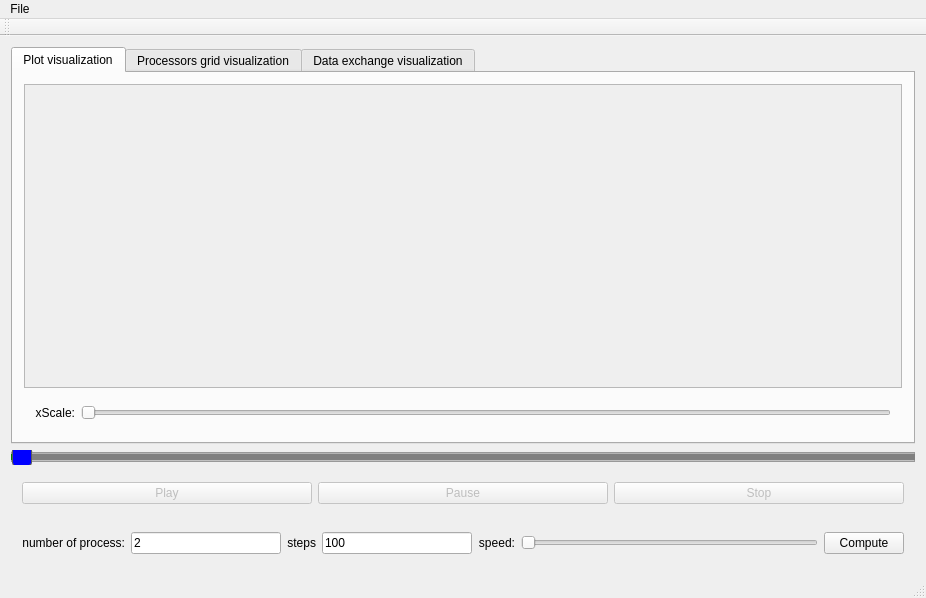
Old version of the form visualizer/mainwindow.ui in the repository Justice01/bnb-visualizer.
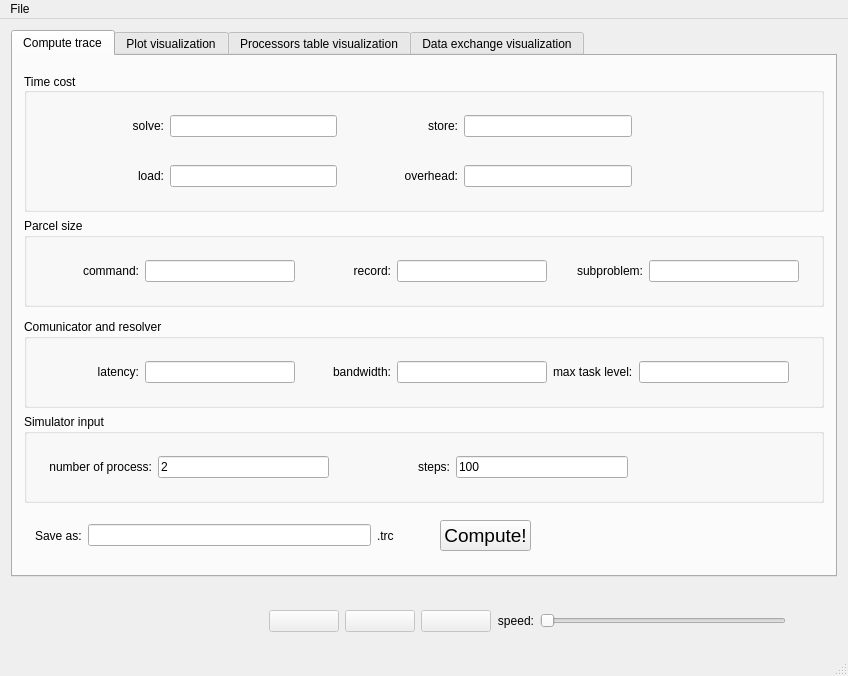
New version of the form. Icons and pictures are not drawn.

Commit message: added settings tab, compute tab, pictures on buttons and finished exchange tab

Diff of the .ui file:
```diff
--- a/visualizer/mainwindow.ui
+++ b/visualizer/mainwindow.ui
@@ -6,8 +6,8 @@
    <rect>
     <x>0</x>
     <y>0</y>
-    <width>926</width>
-    <height>598</height>
+    <width>824</width>
+    <height>661</height>
    </rect>
   </property>
   <property name="windowTitle">
@@ -22,6 +22,628 @@
         <property name="currentIndex">
          <number>0</number>
         </property>
+        <widget class="QWidget" name="ComputeTab">
+         <attribute name="title">
+          <string>Compute trace</string>
+         </attribute>
+         <layout class="QVBoxLayout" name="verticalLayout_2">
+          <item>
+           <widget class="QWidget" name="widget_3" native="true"/>
+          </item>
+          <item>
+           <widget class="QGroupBox" name="groupBox">
+            <property name="title">
+             <string>Time cost</string>
+            </property>
+            <property name="alignment">
+             <set>Qt::AlignLeading|Qt::AlignLeft|Qt::AlignVCenter</set>
+            </property>
+            <property name="checkable">
+             <bool>false</bool>
+            </property>
+            <layout class="QVBoxLayout" name="verticalLayout_3">
+             <item>
+              <widget class="QWidget" name="widget_6" native="true">
+               <layout class="QHBoxLayout" name="horizontalLayout_6">
+                <item>
+                 <widget class="QLabel" name="label_5">
+                  <property name="minimumSize">
+                   <size>
+                    <width>115</width>
+                    <height>0</height>
+                   </size>
+                  </property>
+                  <property name="text">
+                   <string>solve:</string>
+                  </property>
+                  <property name="alignment">
+                   <set>Qt::AlignRight|Qt::AlignTrailing|Qt::AlignVCenter</set>
+                  </property>
+                 </widget>
+                </item>
+                <item>
+                 <widget class="QLineEdit" name="solveEdit">
+                  <property name="minimumSize">
+                   <size>
+                    <width>150</width>
+                    <height>0</height>
+                   </size>
+                  </property>
+                  <property name="maximumSize">
+                   <size>
+                    <width>16777215</width>
+                    <height>16777215</height>
+                   </size>
+                  </property>
+                 </widget>
+                </item>
+                <item>
+                 <widget class="QLabel" name="label_6">
+                  <property name="minimumSize">
+                   <size>
+                    <width>115</width>
+                    <height>0</height>
+                   </size>
+                  </property>
+                  <property name="text">
+                   <string>store:</string>
+                  </property>
+                  <property name="alignment">
+                   <set>Qt::AlignRight|Qt::AlignTrailing|Qt::AlignVCenter</set>
+                  </property>
+                 </widget>
+                </item>
+                <item>
+                 <widget class="QLineEdit" name="storeEdit">
+                  <property name="minimumSize">
+                   <size>
+                    <width>150</width>
+                    <height>0</height>
+                   </size>
+                  </property>
+                  <property name="maximumSize">
+                   <size>
+                    <width>16777215</width>
+                    <height>16777215</height>
+                   </size>
+                  </property>
+                 </widget>
+                </item>
+                <item>
+                 <spacer name="horizontalSpacer_8">
+                  <property name="orientation">
+                   <enum>Qt::Horizontal</enum>
+                  </property>
+                  <property name="sizeType">
+                   <enum>QSizePolicy::MinimumExpanding</enum>
+                  </property>
+                  <property name="sizeHint" stdset="0">
+                   <size>
+                    <width>40</width>
+                    <height>20</height>
+                   </size>
+                  </property>
+                 </spacer>
+                </item>
+               </layout>
+              </widget>
+             </item>
+             <item>
+              <widget class="QWidget" name="widget_7" native="true">
+               <layout class="QHBoxLayout" name="horizontalLayout_7">
+                <item>
+                 <widget class="QLabel" name="label_7">
+                  <property name="minimumSize">
+                   <size>
+                    <width>115</width>
+                    <height>0</height>
+                   </size>
+                  </property>
+                  <property name="text">
+                   <string>load:</string>
+                  </property>
+                  <property name="alignment">
+                   <set>Qt::AlignRight|Qt::AlignTrailing|Qt::AlignVCenter</set>
+                  </property>
+                 </widget>
+                </item>
+                <item>
+                 <widget class="QLineEdit" name="loadEdit">
+                  <property name="minimumSize">
+                   <size>
+                    <width>150</width>
+                    <height>0</height>
+                   </size>
+                  </property>
+                  <property name="maximumSize">
+                   <size>
+                    <width>16777215</width>
+                    <height>16777215</height>
+                   </size>
+                  </property>
+                 </widget>
+                </item>
+                <item>
+                 <widget class="QLabel" name="label_8">
+                  <property name="minimumSize">
+                   <size>
+                    <width>115</width>
+                    <height>0</height>
+                   </size>
+                  </property>
+                  <property name="text">
+                   <string>overhead:</string>
+                  </property>
+                  <property name="alignment">
+                   <set>Qt::AlignRight|Qt::AlignTrailing|Qt::AlignVCenter</set>
+                  </property>
+                 </widget>
+                </item>
+                <item>
+                 <widget class="QLineEdit" name="overheadEdit">
+                  <property name="minimumSize">
+                   <size>
+                    <width>150</width>
+                    <height>0</height>
+                   </size>
+                  </property>
+                  <property name="maximumSize">
+                   <size>
+                    <width>16777215</width>
+                    <height>16777215</height>
+                   </size>
+                  </property>
+                 </widget>
+                </item>
+                <item>
+                 <spacer name="horizontalSpacer_10">
+                  <property name="orientation">
+                   <enum>Qt::Horizontal</enum>
+                  </property>
+                  <property name="sizeType">
+                   <enum>QSizePolicy::MinimumExpanding</enum>
+                  </property>
+                  <property name="sizeHint" stdset="0">
+                   <size>
+                    <width>40</width>
+                    <height>20</height>
+                   </size>
+                  </property>
+                 </spacer>
+                </item>
+               </layout>
+              </widget>
+             </item>
+            </layout>
+           </widget>
+          </item>
+          <item>
+           <widget class="QGroupBox" name="groupBox_2">
+            <property name="title">
+             <string>Parcel size</string>
+            </property>
+            <layout class="QVBoxLayout" name="verticalLayout_5">
+             <item>
+              <widget class="QWidget" name="widget_8" native="true">
+               <layout class="QHBoxLayout" name="horizontalLayout_8">
+                <item>
+                 <widget class="QLabel" name="label_9">
+                  <property name="minimumSize">
+                   <size>
+                    <width>90</width>
+                    <height>0</height>
+                   </size>
+                  </property>
+                  <property name="text">
+                   <string>command:</string>
+                  </property>
+                  <property name="alignment">
+                   <set>Qt::AlignRight|Qt::AlignTrailing|Qt::AlignVCenter</set>
+                  </property>
+                 </widget>
+                </item>
+                <item>
+                 <widget class="QLineEdit" name="commandEdit">
+                  <property name="minimumSize">
+                   <size>
+                    <width>150</width>
+                    <height>0</height>
+                   </size>
+                  </property>
+                  <property name="maximumSize">
+                   <size>
+                    <width>16777215</width>
+                    <height>16777215</height>
+                   </size>
+                  </property>
+                 </widget>
+                </item>
+                <item>
+                 <widget class="QLabel" name="label_10">
+                  <property name="minimumSize">
+                   <size>
+                    <width>90</width>
+                    <height>0</height>
+                   </size>
+                  </property>
+                  <property name="text">
+                   <string>record:</string>
+                  </property>
+                  <property name="alignment">
+                   <set>Qt::AlignRight|Qt::AlignTrailing|Qt::AlignVCenter</set>
+                  </property>
+                 </widget>
+                </item>
+                <item>
+                 <widget class="QLineEdit" name="recordEdit">
+                  <property name="minimumSize">
+                   <size>
+                    <width>150</width>
+                    <height>0</height>
+                   </size>
+                  </property>
+                  <property name="maximumSize">
+                   <size>
+                    <width>16777215</width>
+                    <height>16777215</height>
+                   </size>
+                  </property>
+                 </widget>
+                </item>
+                <item>
+                 <widget class="QLabel" name="label_11">
+                  <property name="minimumSize">
+                   <size>
+                    <width>90</width>
+                    <height>0</height>
+                   </size>
+                  </property>
+                  <property name="text">
+                   <string>subproblem:</string>
+                  </property>
+                  <property name="alignment">
+                   <set>Qt::AlignRight|Qt::AlignTrailing|Qt::AlignVCenter</set>
+                  </property>
+                 </widget>
+                </item>
+                <item>
+                 <widget class="QLineEdit" name="subproblemEdit">
+                  <property name="minimumSize">
+                   <size>
+                    <width>150</width>
+                    <height>0</height>
+                   </size>
+                  </property>
+                  <property name="maximumSize">
+                   <size>
+                    <width>16777215</width>
+                    <height>16777215</height>
+                   </size>
+                  </property>
+                 </widget>
+                </item>
+                <item>
+                 <spacer name="horizontalSpacer_12">
+                  <property name="orientation">
+                   <enum>Qt::Horizontal</enum>
+                  </property>
+                  <property name="sizeHint" stdset="0">
+                   <size>
+                    <width>40</width>
+                    <height>20</height>
+                   </size>
+                  </property>
+                 </spacer>
+                </item>
+               </layout>
+              </widget>
+             </item>
+            </layout>
+           </widget>
+          </item>
+          <item>
+           <widget class="QWidget" name="widget_10" native="true">
+            <zorder>groupBox_4</zorder>
+           </widget>
+          </item>
+          <item>
+           <widget class="QGroupBox" name="groupBox_4">
+            <property name="title">
+             <string>Comunicator and resolver</string>
+            </property>
+            <layout class="QVBoxLayout" name="verticalLayout_8">
+             <item>
+              <widget class="QWidget" name="widget_9" native="true">
+               <layout class="QHBoxLayout" name="horizontalLayout_9">
+                <item>
+                 <widget class="QLabel" name="label_12">
+                  <property name="minimumSize">
+                   <size>
+                    <width>90</width>
+                    <height>0</height>
+                   </size>
+                  </property>
+                  <property name="text">
+                   <string>latency:</string>
+                  </property>
+                  <property name="alignment">
+                   <set>Qt::AlignRight|Qt::AlignTrailing|Qt::AlignVCenter</set>
+                  </property>
+                 </widget>
+                </item>
+                <item>
+                 <widget class="QLineEdit" name="lineEdit_4">
+                  <property name="minimumSize">
+                   <size>
+                    <width>150</width>
+                    <height>0</height>
+                   </size>
+                  </property>
+                  <property name="maximumSize">
+                   <size>
+                    <width>16777215</width>
+                    <height>16777215</height>
+                   </size>
+                  </property>
+                 </widget>
+                </item>
+                <item>
+                 <widget class="QLabel" name="label_13">
+                  <property name="minimumSize">
+                   <size>
+                    <width>90</width>
+                    <height>0</height>
+                   </size>
+                  </property>
+                  <property name="text">
+                   <string>bandwidth:</string>
+                  </property>
+                  <property name="alignment">
+                   <set>Qt::AlignRight|Qt::AlignTrailing|Qt::AlignVCenter</set>
+                  </property>
+                 </widget>
+                </item>
+                <item>
+                 <widget class="QLineEdit" name="lineEdit_5">
+                  <property name="minimumSize">
+                   <size>
+                    <width>150</width>
+                    <height>0</height>
+                   </size>
+                  </property>
+                  <property name="maximumSize">
+                   <size>
+                    <width>16777215</width>
+                    <height>16777215</height>
+                   </size>
+                  </property>
+                 </widget>
+                </item>
+                <item>
+                 <widget class="QLabel" name="label_14">
+                  <property name="text">
+                   <string>max task level:</string>
+                  </property>
+                 </widget>
+                </item>
+                <item>
+                 <widget class="QLineEdit" name="lineEdit_6">
+                  <property name="minimumSize">
+                   <size>
+                    <width>150</width>
+                    <height>0</height>
+                   </size>
+                  </property>
+                  <property name="maximumSize">
+                   <size>
+                    <width>16777215</width>
+                    <height>16777215</height>
+                   </size>
+                  </property>
+                 </widget>
+                </item>
+                <item>
+                 <spacer name="horizontalSpacer_14">
+                  <property name="orientation">
+                   <enum>Qt::Horizontal</enum>
+                  </property>
+                  <property name="sizeHint" stdset="0">
+                   <size>
+                    <width>40</width>
+                    <height>20</height>
+                   </size>
+                  </property>
+                 </spacer>
+                </item>
+               </layout>
+              </widget>
+             </item>
+            </layout>
+           </widget>
+          </item>
+          <item>
+           <widget class="QGroupBox" name="groupBox_3">
+            <property name="title">
+             <string>Simulator input</string>
+            </property>
+            <layout class="QVBoxLayout" name="verticalLayout_7">
+             <item>
+              <widget class="QWidget" name="controlWidget" native="true">
+               <layout class="QHBoxLayout" name="horizontalLayout_3">
+                <item>
+                 <widget class="QLabel" name="label">
+                  <property name="layoutDirection">
+                   <enum>Qt::LeftToRight</enum>
+                  </property>
+                  <property name="text">
+                   <string>number of process:</string>
+                  </property>
+                  <property name="alignment">
+                   <set>Qt::AlignRight|Qt::AlignTrailing|Qt::AlignVCenter</set>
+                  </property>
+                 </widget>
+                </item>
+                <item>
+                 <widget class="QLineEdit" name="ProcNumEdit">
+                  <property name="minimumSize">
+                   <size>
+                    <width>150</width>
+                    <height>0</height>
+                   </size>
+                  </property>
+                  <property name="maximumSize">
+                   <size>
+                    <width>16777215</width>
+                    <height>16777215</height>
+                   </size>
+                  </property>
+                  <property name="inputMask">
+                   <string/>
+                  </property>
+                  <property name="text">
+                   <string>2</string>
+                  </property>
+                 </widget>
+                </item>
+                <item>
+                 <widget class="QLabel" name="label_3">
+                  <property name="minimumSize">
+                   <size>
+                    <width>115</width>
+                    <height>0</height>
+                   </size>
+                  </property>
+                  <property name="text">
+                   <string>steps:</string>
+                  </property>
+                  <property name="alignment">
+                   <set>Qt::AlignRight|Qt::AlignTrailing|Qt::AlignVCenter</set>
+                  </property>
+                 </widget>
+                </item>
+                <item>
+                 <widget class="QLineEdit" name="StepsEdit">
+                  <property name="minimumSize">
+                   <size>
+                    <width>150</width>
+                    <height>0</height>
+                   </size>
+                  </property>
+                  <property name="maximumSize">
+                   <size>
+                    <width>16777215</width>
+                    <height>16777215</height>
+                   </size>
+                  </property>
+                  <property name="text">
+                   <string>100</string>
+                  </property>
+                 </widget>
+                </item>
+                <item>
+                 <spacer name="horizontalSpacer_6">
+                  <property name="orientation">
+                   <enum>Qt::Horizontal</enum>
+                  </property>
+                  <property name="sizeType">
+                   <enum>QSizePolicy::MinimumExpanding</enum>
+                  </property>
+                  <property name="sizeHint" stdset="0">
+                   <size>
+                    <width>40</width>
+                    <height>20</height>
+                   </size>
+                  </property>
+                 </spacer>
+                </item>
+               </layout>
+              </widget>
+             </item>
+            </layout>
+           </widget>
+          </item>
+          <item>
+           <widget class="QWidget" name="widget_5" native="true">
+            <layout class="QHBoxLayout" name="horizontalLayout_5">
+             <item>
+              <widget class="QLabel" name="label_15">
+               <property name="text">
+                <string>Save as:</string>
+               </property>
+              </widget>
+             </item>
+             <item>
+              <widget class="QLineEdit" name="lineEdit"/>
+             </item>
+             <item>
+              <widget class="QLabel" name="label_16">
+               <property name="text">
+                <string>.trc</string>
+               </property>
+              </widget>
+             </item>
+             <item>
+              <spacer name="horizontalSpacer_15">
+               <property name="orientation">
+                <enum>Qt::Horizontal</enum>
+               </property>
+               <property name="sizeType">
+                <enum>QSizePolicy::Minimum</enum>
+               </property>
+               <property name="sizeHint" stdset="0">
+                <size>
+                 <width>40</width>
+                 <height>20</height>
+                </size>
+               </property>
+              </spacer>
+             </item>
+             <item>
+              <widget class="QPushButton" name="ComputeButton">
+               <property name="font">
+                <font>
+                 <pointsize>14</pointsize>
+                </font>
+               </property>
+               <property name="text">
+                <string>Compute!</string>
+               </property>
+              </widget>
+             </item>
+             <item>
+              <spacer name="horizontalSpacer_4">
+               <property name="orientation">
+                <enum>Qt::Horizontal</enum>
+               </property>
+               <property name="sizeType">
+                <enum>QSizePolicy::Expanding</enum>
+               </property>
+               <property name="sizeHint" stdset="0">
+                <size>
+                 <width>40</width>
+                 <height>20</height>
+                </size>
+               </property>
+              </spacer>
+             </item>
+            </layout>
+           </widget>
+          </item>
+          <item>
+           <spacer name="verticalSpacer">
+            <property name="orientation">
+             <enum>Qt::Vertical</enum>
+            </property>
+            <property name="sizeHint" stdset="0">
+             <size>
+              <width>20</width>
+              <height>40</height>
+             </size>
+            </property>
+           </spacer>
+          </item>
+         </layout>
+        </widget>
         <widget class="QWidget" name="PlotTab">
          <attribute name="title">
           <string>Plot visualization</string>
@@ -37,8 +659,8 @@
               <rect>
                <x>0</x>
                <y>0</y>
-               <width>882</width>
-               <height>295</height>
+               <width>780</width>
+               <height>423</height>
               </rect>
              </property>
              <layout class="QGridLayout" name="gridLayout">
@@ -79,7 +701,7 @@
         </widget>
         <widget class="QWidget" name="GridProcTab">
          <attribute name="title">
-          <string>Processors grid visualization</string>
+          <string>Processors table visualization</string>
          </attribute>
          <layout class="QVBoxLayout" name="verticalLayout_6">
           <item>
@@ -100,12 +722,21 @@
        </widget>
       </item>
       <item>
-       <widget class="QSlider" name="horizontalSlider">
-        <property name="enabled">
-         <bool>false</bool>
+       <widget class="QWidget" name="widget_2" native="true">
+        <property name="minimumSize">
+         <size>
+          <width>0</width>
+          <height>10</height>
+         </size>
         </property>
-        <property name="styleSheet">
-         <string notr="true"> QSlider::groove:horizontal {
+        <layout class="QHBoxLayout" name="horizontalLayout_4">
+         <item>
+          <widget class="QSlider" name="horizontalSlider">
+           <property name="enabled">
+            <bool>false</bool>
+           </property>
+           <property name="styleSheet">
+            <string notr="true"> QSlider::groove:horizontal {
      border: 1px solid #999999;
      height: 8px; /* по умолчанию бороздка расширяется до размеров ползунка. задав высоту она принимает фиксированный размер */
      background: qlineargradient(x1:0, y1:0, x2:0, y2:1, stop:0 #B1B1B1, stop:1 #c4c4c4);
@@ -126,10 +757,20 @@
  QSlider::sub-page:horizontal {
      background: green;
  }</string>
-        </property>
-        <property name="orientation">
-         <enum>Qt::Horizontal</enum>
-        </property>
+           </property>
+           <property name="orientation">
+            <enum>Qt::Horizontal</enum>
+           </property>
+          </widget>
+         </item>
+         <item>
+          <widget class="QLabel" name="timeLabel">
+           <property name="text">
+            <string>0</string>
+           </property>
+          </widget>
+         </item>
+        </layout>
        </widget>
       </item>
       <item>
@@ -141,13 +782,51 @@
          </size>
         </property>
         <layout class="QHBoxLayout" name="horizontalLayout_2">
+         <item>
+          <spacer name="horizontalSpacer">
+           <property name="orientation">
+            <enum>Qt::Horizontal</enum>
+           </property>
+           <property name="sizeType">
+            <enum>QSizePolicy::Expanding</enum>
+           </property>
+           <property name="sizeHint" stdset="0">
+            <size>
+             <width>40</width>
+             <height>20</height>
+            </size>
+           </property>
+          </spacer>
+         </item>
          <item>
           <widget class="QPushButton" name="PlayButton">
            <property name="enabled">
             <bool>false</bool>
            </property>
+           <property name="minimumSize">
+            <size>
+             <width>70</width>
+             <height>0</height>
+            </size>
+           </property>
+           <property name="maximumSize">
+            <size>
+             <width>16777215</width>
+             <height>16777215</height>
+            </size>
+           </property>
            <property name="text">
-            <string>Play</string>
+            <string/>
+           </property>
+           <property name="icon">
+            <iconset resource="myres.qrc">
+             <normaloff>:/images/play.ico</normaloff>:/images/play.ico</iconset>
+           </property>
+           <property name="iconSize">
+            <size>
+             <width>24</width>
+             <height>24</height>
+            </size>
            </property>
           </widget>
          </item>
@@ -156,8 +835,24 @@
            <property name="enabled">
             <bool>false</bool>
            </property>
+           <property name="minimumSize">
+            <size>
+             <width>70</width>
+             <height>0</height>
+            </size>
+           </property>
+           <property name="maximumSize">
+            <size>
+             <width>16777215</width>
+             <height>16777215</height>
+            </size>
+           </property>
            <property name="text">
-            <string>Pause</string>
+            <string/>
+           </property>
+           <property name="icon">
+            <iconset resource="myres.qrc">
+             <normaloff>:/images/pause.ico</normaloff>:/images/pause.ico</iconset>
            </property>
           </widget>
          </item>
@@ -166,66 +861,27 @@
            <property name="enabled">
             <bool>false</bool>
            </property>
-           <property name="text">
-            <string>Stop</string>
+           <property name="minimumSize">
+            <size>
+             <width>70</width>
+             <height>0</height>
+            </size>
            </property>
-          </widget>
-         </item>
-        </layout>
-       </widget>
-      </item>
-      <item>
-       <widget class="QWidget" name="controlWidget" native="true">
-        <layout class="QHBoxLayout" name="horizontalLayout_3">
-         <item>
-          <widget class="QLabel" name="label">
+           <property name="maximumSize">
+            <size>
+             <width>16777215</width>
+             <height>16777215</height>
+            </size>
+           </property>
            <property name="layoutDirection">
             <enum>Qt::LeftToRight</enum>
            </property>
            <property name="text">
-            <string>number of process:</string>
-           </property>
-           <property name="alignment">
-            <set>Qt::AlignRight|Qt::AlignTrailing|Qt::AlignVCenter</set>
-           </property>
-          </widget>
-         </item>
-         <item>
-          <widget class="QLineEdit" name="ProcNumEdit">
-           <property name="maximumSize">
-            <size>
-             <width>150</width>
-             <height>16777215</height>
-            </size>
-           </property>
-           <property name="inputMask">
             <string/>
            </property>
-           <property name="text">
-            <string>2</string>
-           </property>
-          </widget>
-         </item>
-         <item>
-          <widget class="QLabel" name="label_3">
-           <property name="text">
-            <string>steps</string>
-           </property>
-           <property name="alignment">
-            <set>Qt::AlignRight|Qt::AlignTrailing|Qt::AlignVCenter</set>
-           </property>
-          </widget>
-         </item>
-         <item>
-          <widget class="QLineEdit" name="StepsEdit">
-           <property name="maximumSize">
-            <size>
-             <width>150</width>
-             <height>16777215</height>
-            </size>
-           </property>
-           <property name="text">
-            <string>100</string>
+           <property name="icon">
+            <iconset resource="myres.qrc">
+             <normaloff>:/images/stop.ico</normaloff>:/images/stop.ico</iconset>
            </property>
           </widget>
          </item>
@@ -256,11 +912,20 @@
           </widget>
          </item>
          <item>
-          <widget class="QPushButton" name="ComputeButton">
-           <property name="text">
-            <string>Compute</string>
+          <spacer name="horizontalSpacer_2">
+           <property name="orientation">
+            <enum>Qt::Horizontal</enum>
            </property>
-          </widget>
+           <property name="sizeType">
+            <enum>QSizePolicy::Maximum</enum>
+           </property>
+           <property name="sizeHint" stdset="0">
+            <size>
+             <width>40</width>
+             <height>20</height>
+            </size>
+           </property>
+          </spacer>
          </item>
         </layout>
        </widget>
@@ -274,7 +939,7 @@
     <rect>
      <x>0</x>
      <y>0</y>
-     <width>926</width>
+     <width>824</width>
      <height>27</height>
     </rect>
    </property>
@@ -286,14 +951,6 @@
    </widget>
    <addaction name="menuFile"/>
   </widget>
-  <widget class="QToolBar" name="mainToolBar">
-   <attribute name="toolBarArea">
-    <enum>TopToolBarArea</enum>
-   </attribute>
-   <attribute name="toolBarBreak">
-    <bool>false</bool>
-   </attribute>
-  </widget>
   <widget class="QStatusBar" name="statusBar"/>
   <action name="actionLoad_trace">
    <property name="checkable">
```
Left out of the diff: 8 changed lines with no effect on the pictures. The commit also changes 15 other files.
